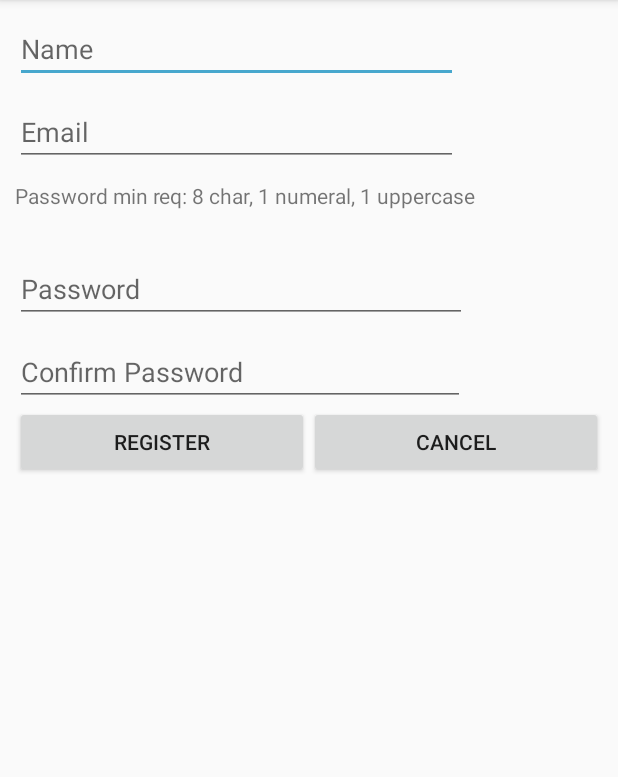
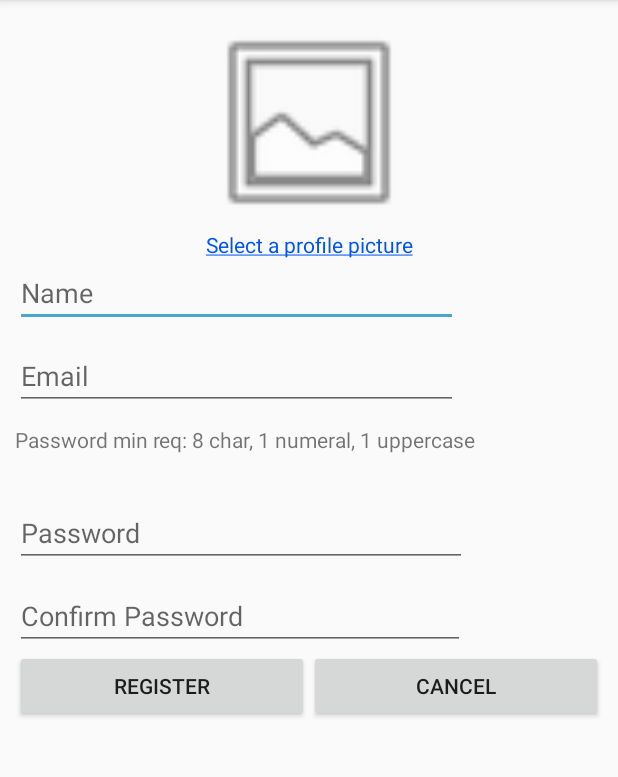
Before and after one commit to miguelrivera11/CS161-Emotion-Analyzer, an Android app: the RegisterActivity screen opened directly, with no data from a screen before it, on a phone screen of 412 x 824 dp, the part 84-861 px from its top. Run offline under Robolectric (Android 15) with nearby library versions, the phone set to English and light mode, and no system bars; our stand-ins replace Firebase (no records; nobody signed in at launch, a user with empty details on screens opened directly).

Commit message:
user can register profile pic

```diff
--- a/app/src/main/java/com/example/smart/emotionanalyzer/ActivityManager.java
+++ b/app/src/main/java/com/example/smart/emotionanalyzer/ActivityManager.java
@@ -36,4 +36,10 @@ public class ActivityManager {
         handler.postDelayed(r, millis);
     }
 
+    public void getPictureFromGallery() {
+        Intent intent = new Intent(Intent.ACTION_PICK,
+                android.provider.MediaStore.Images.Media.EXTERNAL_CONTENT_URI);
+        context.startActivityForResult(intent, 0);
+    }
+
 }
--- a/app/src/main/java/com/example/smart/emotionanalyzer/RegisterActivity.java
+++ b/app/src/main/java/com/example/smart/emotionanalyzer/RegisterActivity.java
@@ -1,6 +1,9 @@
 package com.example.smart.emotionanalyzer;
 
 import android.content.Intent;
+import android.graphics.Bitmap;
+import android.graphics.BitmapFactory;
+import android.net.Uri;
 import android.support.annotation.NonNull;
 import android.support.v7.app.AppCompatActivity;
 
@@ -9,6 +12,8 @@ import android.view.View;
 import android.view.View.OnClickListener;
 import android.widget.Button;
 import android.widget.EditText;
+import android.widget.ImageView;
+import android.widget.TextView;
 import android.widget.Toast;
 
 import com.google.android.gms.tasks.OnCompleteListener;
@@ -17,6 +22,8 @@ import com.google.firebase.auth.AuthResult;
 import com.google.firebase.auth.FirebaseAuth;
 
 import com.google.firebase.database.FirebaseDatabase;
+
+import java.io.FileNotFoundException;
 
 public class RegisterActivity extends AppCompatActivity {
     private String email;
@@ -27,6 +34,9 @@ public class RegisterActivity extends AppCompatActivity {
     private FirebaseDatabase database;
     private ActivityManager activityManager;
     private UserManager userManager;
+    private ImageView profilePicture;
+    private TextView selectPicture;
+    private Uri profilePictureUri;
 
 
     @Override
@@ -39,6 +49,8 @@ public class RegisterActivity extends AppCompatActivity {
         final EditText nameView = (EditText) findViewById(R.id.name);
         final EditText passwordView = (EditText) findViewById(R.id.password);
         final EditText confirmPasswordView = (EditText) findViewById(R.id.confirm_password);
+        profilePicture = findViewById(R.id.profile_pic);
+        selectPicture = findViewById(R.id.select_pic);
         database = FirebaseDatabase.getInstance();
 
         Button registerButton = (Button) findViewById(R.id.register);
@@ -62,6 +74,9 @@ public class RegisterActivity extends AppCompatActivity {
                                         // Sign in success, update UI with the signed-in user's information
                                         userManager = new UserManager();
                                         userManager.addUserInfo(name);
+                                        if (profilePictureUri != null) {
+                                            userManager.updateProfilePicture(profilePictureUri);
+                                        }
                                         Bundle bundle = new Bundle();
                                         bundle.putString("fragment", "MainFeedFragment");
                                         activityManager.changeActivty(MainActivity.class, bundle);
@@ -83,7 +98,30 @@ public class RegisterActivity extends AppCompatActivity {
                 activityManager.changeActivty(LoginActivity.class, null);
             }
         });
+
+        selectPicture.setOnClickListener(new OnClickListener() {
+            @Override
+            public void onClick(View v) {
+                activityManager.getPictureFromGallery();
+            }
+        });
     }
+
+    protected void onActivityResult(int requestCode, int resultCode, Intent data) {
+        super.onActivityResult(requestCode, resultCode, data);
+
+        if (resultCode == RESULT_OK){
+            profilePictureUri = data.getData();
+            Bitmap bitmap;
+            try {
+                bitmap = BitmapFactory.decodeStream(getContentResolver().openInputStream(profilePictureUri));
+                profilePicture.setImageBitmap(bitmap);
+            } catch (FileNotFoundException e) {
+                e.printStackTrace();
+            }
+        }
+    }
+
 
     private boolean isEmailValid(String email) {
         if (email.length() >= 7 && email.contains("@") && email.contains(".")) {
--- a/app/src/main/res/layout/activity_register.xml
+++ b/app/src/main/res/layout/activity_register.xml
@@ -7,6 +7,20 @@
     android:orientation="vertical"
     android:layout_margin="10dp"
     tools:context=".RegisterActivity">
+
+    <ImageView
+        android:id="@+id/profile_pic"
+        android:layout_width="match_parent"
+        android:layout_height="143dp"
+        app:srcCompat="@android:drawable/ic_menu_gallery" />
+
+    <TextView
+        android:id="@+id/select_pic"
+        android:layout_width="match_parent"
+        android:layout_height="wrap_content"
+        android:textAlignment="center"
+        android:textColor="@color/colorPrimary"
+        android:text="@string/select_profile_pic" />
 
     <EditText
         android:id="@+id/name"
--- a/app/src/main/res/layout/fragment_account.xml
+++ b/app/src/main/res/layout/fragment_account.xml
@@ -31,7 +31,7 @@
         android:orientation="vertical">
 
         <ImageView
-            android:id="@+id/imageView"
+            android:id="@+id/profile_pic"
             android:layout_width="match_parent"
             android:layout_height="187dp"
             app:srcCompat="@android:drawable/ic_menu_gallery" />
--- a/app/src/main/res/values/strings.xml
+++ b/app/src/main/res/values/strings.xml
@@ -34,4 +34,5 @@
 
     <!-- TODO: Remove or change this placeholder text -->
     <string name="hello_blank_fragment">Hello blank fragment</string>
+    <string name="select_profile_pic"><u>Select a profile picture</u></string>
 </resources>
```
Also changed, not shown: app/src/main/java/com/example/smart/emotionanalyzer/AccountFragment.java (+13 -0 lines), app/src/main/java/com/example/smart/emotionanalyzer/UserManager.java (+20 -0 lines).
